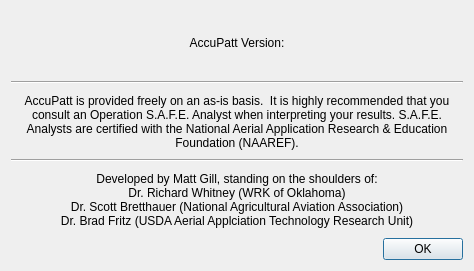
Before: the Qt Designer form resources/about.ui in gill14/AccuPatt, drawn with Qt 5.
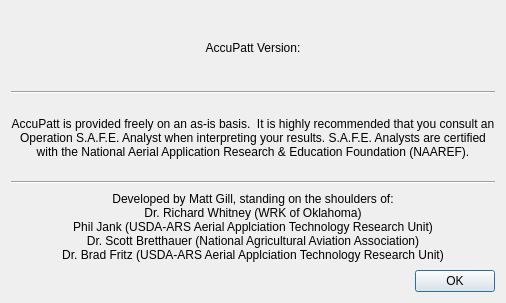
After: the same form once the commit is applied.

What changed in the file:
```diff
--- a/resources/about.ui
+++ b/resources/about.ui
@@ -9,8 +9,8 @@
    <rect>
     <x>0</x>
     <y>0</y>
-    <width>474</width>
-    <height>271</height>
+    <width>506</width>
+    <height>303</height>
    </rect>
   </property>
   <property name="windowTitle">
@@ -62,8 +62,9 @@
      <property name="text">
       <string>Developed by Matt Gill, standing on the shoulders of:
 Dr. Richard Whitney (WRK of Oklahoma)
+Phil Jank (USDA-ARS Aerial Applciation Technology Research Unit)
 Dr. Scott Bretthauer (National Agricultural Aviation Association)
-Dr. Brad Fritz (USDA Aerial Applciation Technology Research Unit)</string>
+Dr. Brad Fritz (USDA-ARS Aerial Applciation Technology Research Unit)</string>
      </property>
      <property name="alignment">
       <set>Qt::AlignCenter</set>
```
